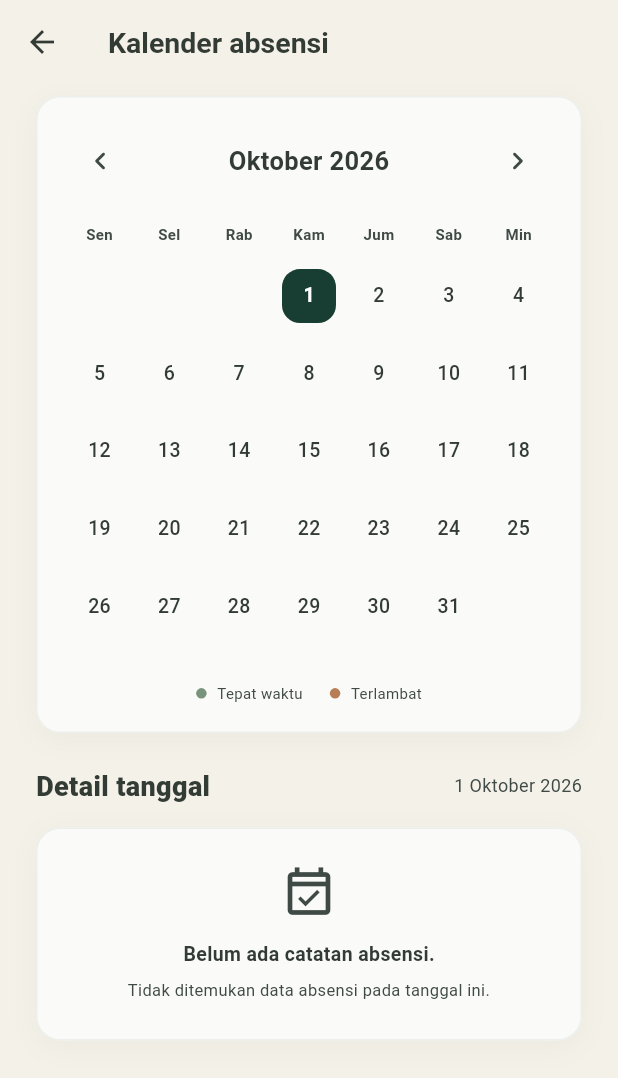
After one commit to fauza-alifa/hadeer-app, a Flutter app: the CalendarPage screen opened directly, after a tap on the "chevron left" icon, on a phone screen of 412 x 824 dp. The commit adds this screen. Shown: the top 1078 px of the screen. Run offline on Flutter 3.47's test engine with Material 3 defaults, Android fonts, the phone set to English and light mode, and no system bars; our stand-ins replace camera, cloud_firestore, firebase_auth, firebase_core, flutter_riverpod, shared_preferences; accounts and stored records are empty.

Commit message:
add calendar feature

```diff
--- a/lib/features/attendance/data/attendance_repository.dart
+++ b/lib/features/attendance/data/attendance_repository.dart
@@ -6,25 +6,56 @@ import '../domain/attendance.dart';
 
 abstract class AttendanceRepository {
   Stream<List<Attendance>> watch();
+
+  Stream<List<Attendance>> watchByMonth(DateTime month);
+
   Future<void> submit(Uint8List photo);
+
   Future<Uint8List> photo(String id);
 }
 
 class FirestoreAttendanceRepository implements AttendanceRepository {
   FirestoreAttendanceRepository(this.db, this.uid);
+
   final FirebaseFirestore db;
   final String uid;
+
   CollectionReference<Map<String, dynamic>> get records =>
       db.collection('students').doc(uid).collection('attendance');
+
   @override
   Stream<List<Attendance>> watch() => records
-      .orderBy("createdAt", descending: true)
+      .orderBy('createdAt', descending: true)
       .limit(60)
       .snapshots()
       .map((snapshot) => snapshot.docs.map(Attendance.fromDoc).toList());
 
   @override
-  // to make the size of photo the same so it can be convert into code byte
+  Stream<List<Attendance>> watchByMonth(DateTime month) {
+    final startOfMonth = DateTime.utc(
+      month.year,
+      month.month,
+      1,
+    ).subtract(const Duration(hours: 7));
+
+    final startOfNextMonth = DateTime.utc(
+      month.year,
+      month.month + 1,
+      1,
+    ).subtract(const Duration(hours: 7));
+
+    return records
+        .where(
+          'createdAt',
+          isGreaterThanOrEqualTo: Timestamp.fromDate(startOfMonth),
+        )
+        .where('createdAt', isLessThan: Timestamp.fromDate(startOfNextMonth))
+        .orderBy('createdAt', descending: true)
+        .snapshots()
+        .map((snapshot) => snapshot.docs.map(Attendance.fromDoc).toList());
+  }
+
+  @override
   Future<void> submit(Uint8List photo) async {
     if (photo.isEmpty || photo.length > 102400) {
       throw StateError(
@@ -32,10 +63,11 @@ class FirestoreAttendanceRepository implements AttendanceRepository {
       );
     }
 
-    // Rules that existed in firestore map will forced some report based on calendar jakarta will limit one request in a day
     final batch = db.batch();
     final record = records.doc();
+
     batch.set(record, {'createdAt': FieldValue.serverTimestamp()});
+
     batch.set(record.collection('evidence').doc('photo'), {
       'bytes': Blob(photo),
     });
@@ -45,16 +77,19 @@ class FirestoreAttendanceRepository implements AttendanceRepository {
         .doc(uid)
         .collection('guards')
         .doc('daily');
+
     batch.set(guard, {
       'lastAt': FieldValue.serverTimestamp(),
       'recordId': record.id,
     });
+
     await batch.commit();
   }
 
   @override
   Future<Uint8List> photo(String id) async {
     final doc = await records.doc(id).collection('evidence').doc('photo').get();
+
     return (doc.data()!['bytes'] as Blob).bytes;
   }
 }
--- /dev/null
+++ b/lib/features/attendance/presentation/calendar_page.dart
@@ -0,0 +1,481 @@
+import 'package:flutter/material.dart';
+import 'package:flutter_riverpod/flutter_riverpod.dart';
+import 'package:intl/intl.dart';
+
+import '../../../core/surface_card.dart';
+import '../domain/attendance.dart';
+import '../domain/attendance_policy.dart';
+import 'providers.dart';
+import 'widgets/history_tile.dart';
+
+class CalendarPage extends ConsumerStatefulWidget {
+  const CalendarPage({super.key});
+
+  @override
+  ConsumerState<CalendarPage> createState() => _CalendarPageState();
+}
+
+class _CalendarPageState extends ConsumerState<CalendarPage> {
+  late DateTime selectedMonth;
+  late DateTime selectedDate;
+
+  @override
+  void initState() {
+    super.initState();
+
+    final today = AttendancePolicy.wib(DateTime.now());
+
+    selectedMonth = DateTime(today.year, today.month);
+    selectedDate = DateTime(today.year, today.month, today.day);
+  }
+
+  String get monthKey => AttendanceCalendarUtils.monthKey(selectedMonth);
+
+  void _changeMonth(int offset) {
+    final newMonth = DateTime(selectedMonth.year, selectedMonth.month + offset);
+
+    final today = AttendancePolicy.wib(DateTime.now());
+    final currentMonth = DateTime(today.year, today.month);
+
+    // Tidak mengizinkan navigasi ke bulan yang akan datang.
+    if (newMonth.isAfter(currentMonth)) return;
+
+    setState(() {
+      selectedMonth = newMonth;
+      selectedDate = DateTime(newMonth.year, newMonth.month, 1);
+    });
+  }
+
+  void _selectDate(DateTime date) {
+    setState(() {
+      selectedDate = date;
+    });
+  }
+
+  @override
+  Widget build(BuildContext context) {
+    final scheme = Theme.of(context).colorScheme;
+    final dark = Theme.of(context).brightness == Brightness.dark;
+
+    final attendanceAsync = ref.watch(monthlyAttendanceProvider(monthKey));
+
+    final today = AttendancePolicy.wib(DateTime.now());
+
+    final forest = dark ? const Color(0xFFA8C5A9) : const Color(0xFF183D32);
+
+    final onTimeColor = const Color(0xFF78947B);
+    final lateColor = const Color(0xFFB77D55);
+
+    return Scaffold(
+      backgroundColor: Theme.of(context).scaffoldBackgroundColor,
+      appBar: AppBar(
+        backgroundColor: Theme.of(context).scaffoldBackgroundColor,
+        surfaceTintColor: Colors.transparent,
+        elevation: 0,
+        title: const Text(
+          'Kalender absensi',
+          style: TextStyle(fontSize: 19, fontWeight: FontWeight.w700),
+        ),
+      ),
+      body: ListView(
+        padding: const EdgeInsets.fromLTRB(24, 8, 24, 28),
+        children: [
+          // Month navigation
+          SurfaceCard(
+            padding: 18,
+            child: Column(
+              children: [
+                Row(
+                  children: [
+                    IconButton(
+                      onPressed: () => _changeMonth(-1),
+                      tooltip: 'Bulan sebelumnya',
+                      icon: const Icon(Icons.chevron_left_rounded),
+                    ),
+
+                    Expanded(
+                      child: Center(
+                        child: Text(
+                          DateFormat('MMMM yyyy', 'id').format(selectedMonth),
+                          style: TextStyle(
+                            fontSize: 17,
+                            fontWeight: FontWeight.w700,
+                            color: scheme.onSurface,
+                          ),
+                        ),
+                      ),
+                    ),
+
+                    IconButton(
+                      onPressed:
+                          DateTime(
+                            selectedMonth.year,
+                            selectedMonth.month + 1,
+                          ).isAfter(DateTime(today.year, today.month))
+                          ? null
+                          : () => _changeMonth(1),
+                      tooltip: 'Bulan berikutnya',
+                      icon: const Icon(Icons.chevron_right_rounded),
+                    ),
+                  ],
+                ),
+
+                const SizedBox(height: 18),
+
+                // Weekday labels
+                const Row(
+                  children: [
+                    _WeekdayLabel('Sen'),
+                    _WeekdayLabel('Sel'),
+                    _WeekdayLabel('Rab'),
+                    _WeekdayLabel('Kam'),
+                    _WeekdayLabel('Jum'),
+                    _WeekdayLabel('Sab'),
+                    _WeekdayLabel('Min'),
+                  ],
+                ),
+
+                const SizedBox(height: 12),
+
+                // Calendar grid
+                attendanceAsync.when(
+                  data: (records) {
+                    return _buildCalendar(
+                      records: records,
+                      today: today,
+                      forest: forest,
+                      onTimeColor: onTimeColor,
+                      lateColor: lateColor,
+                    );
+                  },
+                  loading: () => const SizedBox(
+                    height: 220,
+                    child: Center(child: CircularProgressIndicator()),
+                  ),
+                  error: (_, _) => SizedBox(
+                    height: 220,
+                    child: Center(
+                      child: Column(
+                        mainAxisAlignment: MainAxisAlignment.center,
+                        children: [
+                          Icon(
+                            Icons.cloud_off_outlined,
+                            size: 30,
+                            color: scheme.onSurfaceVariant,
+                          ),
+                          const SizedBox(height: 10),
+                          const Text('Gagal memuat kalender.'),
+                          TextButton(
+                            onPressed: () {
+                              ref.invalidate(
+                                monthlyAttendanceProvider(monthKey),
+                              );
+                            },
+                            child: const Text('Coba lagi'),
+                          ),
+                        ],
+                      ),
+                    ),
+                  ),
+                ),
+
+                const SizedBox(height: 20),
+
+                // Calendar legend
+                Wrap(
+                  alignment: WrapAlignment.center,
+                  spacing: 18,
+                  runSpacing: 10,
+                  children: [
+                    _LegendItem(color: onTimeColor, label: 'Tepat waktu'),
+                    _LegendItem(color: lateColor, label: 'Terlambat'),
+                  ],
+                ),
+              ],
+            ),
+          ),
+
+          const SizedBox(height: 22),
+
+          // Selected date details
+          Row(
+            children: [
+              Expanded(
+                child: Text(
+                  'Detail tanggal',
+                  style: TextStyle(
+                    fontSize: 18,
+                    fontWeight: FontWeight.w800,
+                    color: scheme.onSurface,
+                  ),
+                ),
+              ),
+              Text(
+                DateFormat('d MMMM yyyy', 'id').format(selectedDate),
+                style: TextStyle(fontSize: 12, color: scheme.onSurfaceVariant),
+              ),
+            ],
+          ),
+
+          const SizedBox(height: 14),
+
+          attendanceAsync.when(
+            data: (records) {
+              final selectedRecords = AttendanceCalendarUtils.recordsForDate(
+                records,
+                selectedDate,
+              );
+
+              if (selectedRecords.isEmpty) {
+                return SurfaceCard(
+                  padding: 24,
+                  child: Column(
+                    children: [
+                      Icon(
+                        Icons.event_available_outlined,
+                        size: 38,
+                        color: scheme.onSurfaceVariant,
+                      ),
+                      const SizedBox(height: 12),
+                      Text(
+                        'Belum ada catatan absensi.',
+                        style: TextStyle(
+                          fontSize: 13,
+                          fontWeight: FontWeight.w600,
+                          color: scheme.onSurface,
+                        ),
+                      ),
+                      const SizedBox(height: 5),
+                      Text(
+                        'Tidak ditemukan data absensi pada tanggal ini.',
+                        textAlign: TextAlign.center,
+                        style: TextStyle(
+                          fontSize: 11,
+                          color: scheme.onSurfaceVariant,
+                        ),
+                      ),
+                    ],
+                  ),
+                );
+              }
+
+              return Column(
+                children: selectedRecords
+                    .map((record) => HistoryTile(record: record))
+                    .toList(),
+              );
+            },
+            loading: () => const Center(
+              child: Padding(
+                padding: EdgeInsets.all(24),
+                child: CircularProgressIndicator(),
+              ),
+            ),
+            error: (_, _) => const SizedBox.shrink(),
+          ),
+        ],
+      ),
+    );
+  }
+
+  Widget _buildCalendar({
+    required List<Attendance> records,
+    required DateTime today,
+    required Color forest,
+    required Color onTimeColor,
+    required Color lateColor,
+  }) {
+    final daysInMonth = DateTime(
+      selectedMonth.year,
+      selectedMonth.month + 1,
+      0,
+    ).day;
+
+    final firstDayOffset = AttendanceCalendarUtils.mondayFirstOffset(
+      selectedMonth,
+    );
+
+    final totalCells = firstDayOffset + daysInMonth;
+
+    return GridView.builder(
+      shrinkWrap: true,
+      physics: const NeverScrollableScrollPhysics(),
+      itemCount: totalCells,
+      gridDelegate: const SliverGridDelegateWithFixedCrossAxisCount(
+        crossAxisCount: 7,
+        childAspectRatio: 0.9,
+      ),
+      itemBuilder: (context, index) {
+        if (index < firstDayOffset) {
+          return const SizedBox.shrink();
+        }
+
+        final day = index - firstDayOffset + 1;
+
+        final date = DateTime(selectedMonth.year, selectedMonth.month, day);
+
+        final dayRecords = AttendanceCalendarUtils.recordsForDate(
+          records,
+          date,
+        );
+
+        final hasAttendance = dayRecords.isNotEmpty;
+
+        final record = hasAttendance ? dayRecords.first : null;
+
+        final isLate =
+            record?.createdAt != null &&
+            AttendancePolicy.status(record!.createdAt!) ==
+                AttendanceStatus.late;
+
+        final markerColor = !hasAttendance
+            ? Colors.transparent
+            : isLate
+            ? lateColor
+            : onTimeColor;
+
+        final isSelected =
+            selectedDate.year == date.year &&
+            selectedDate.month == date.month &&
+            selectedDate.day == date.day;
+
+        final isToday =
+            today.year == date.year &&
+            today.month == date.month &&
+            today.day == date.day;
+
+        return InkWell(
+          borderRadius: BorderRadius.circular(12),
+          onTap: () => _selectDate(date),
+          child: Column(
+            mainAxisAlignment: MainAxisAlignment.center,
+            children: [
+              AnimatedContainer(
+                duration: const Duration(milliseconds: 160),
+                width: 36,
+                height: 36,
+                decoration: BoxDecoration(
+                  color: isSelected ? forest : Colors.transparent,
+                  borderRadius: BorderRadius.circular(12),
+                  border: isToday && !isSelected
+                      ? Border.all(color: forest, width: 1.3)
+                      : null,
+                ),
+                alignment: Alignment.center,
+                child: Text(
+                  '$day',
+                  style: TextStyle(
+                    fontSize: 13,
+                    fontWeight: isSelected || isToday
+                        ? FontWeight.w700
+                        : FontWeight.w500,
+                    color: isSelected
+                        ? Colors.white
+                        : Theme.of(context).colorScheme.onSurface,
+                  ),
+                ),
+              ),
+
+              const SizedBox(height: 4),
+
+              // Attendance marker
+              Container(
+                width: 5,
+                height: 5,
+                decoration: BoxDecoration(
+                  color: markerColor,
+                  shape: BoxShape.circle,
+                ),
+              ),
+            ],
+          ),
+        );
+      },
+    );
+  }
+}
+
+class _WeekdayLabel extends StatelessWidget {
+  const _WeekdayLabel(this.label);
+
+  final String label;
+
+  @override
+  Widget build(BuildContext context) {
+    return Expanded(
+      child: Center(
+        child: Text(
+          label,
+          style: TextStyle(
+            fontSize: 10,
+            fontWeight: FontWeight.w600,
+            color: Theme.of(context).colorScheme.onSurfaceVariant,
+          ),
+        ),
+      ),
+    );
+  }
+}
+
+class _LegendItem extends StatelessWidget {
+  const _LegendItem({required this.color, required this.label});
+
+  final Color color;
+  final String label;
+
+  @override
+  Widget build(BuildContext context) {
+    return Row(
+      mainAxisSize: MainAxisSize.min,
+      children: [
+        Container(
+          width: 7,
+          height: 7,
+          decoration: BoxDecoration(color: color, shape: BoxShape.circle),
+        ),
+        const SizedBox(width: 7),
+        Text(
+          label,
+          style: TextStyle(
+            fontSize: 10,
+            color: Theme.of(context).colorScheme.onSurfaceVariant,
+          ),
+        ),
+      ],
+    );
+  }
+}
+
+abstract final class AttendanceCalendarUtils {
+  static String monthKey(DateTime month) {
+    final monthString = month.month.toString().padLeft(2, '0');
+    return '${month.year}-$monthString';
+  }
+
+  static int mondayFirstOffset(DateTime month) {
+    return DateTime(month.year, month.month, 1).weekday - 1;
+  }
+
+  static DateTime wibDate(DateTime instant) {
+    final wib = AttendancePolicy.wib(instant);
+
+    return DateTime(wib.year, wib.month, wib.day);
+  }
+
+  static List<Attendance> recordsForDate(
+    Iterable<Attendance> records,
+    DateTime date,
+  ) {
+    return records.where((record) {
+      final createdAt = record.createdAt;
+
+      if (createdAt == null) return false;
+
+      final attendanceDate = wibDate(createdAt);
+
+      return attendanceDate.year == date.year &&
+          attendanceDate.month == date.month &&
+          attendanceDate.day == date.day;
+    }).toList();
+  }
+}
--- a/lib/features/attendance/presentation/history_page.dart
+++ b/lib/features/attendance/presentation/history_page.dart
@@ -1,33 +1,66 @@
 import 'package:flutter/material.dart';
 import 'package:flutter_riverpod/flutter_riverpod.dart';
 
-import 'providers.dart';
 import '../../../core/enter_motion.dart';
 import '../../../core/theme_picker.dart';
+import 'calendar_page.dart';
+import 'providers.dart';
 import 'widgets/history_tile.dart';
 
 class HistoryPage extends ConsumerWidget {
   const HistoryPage({super.key});
+
+  void _openCalendar(BuildContext context) {
+    Navigator.of(context)
+        .push(MaterialPageRoute(builder: (_) => const CalendarPage()));
+  }
+
   @override
-  Widget build(BuildContext context, WidgetRef ref) => EnterMotion(
+  Widget build(BuildContext context, WidgetRef ref) {
+    return EnterMotion(
       child: ListView(
         padding: const EdgeInsets.all(24),
         children: [
           const SizedBox(height: 16),
-        const Row(
+
+          // Header
+          Row(
             children: [
-            Expanded(
+              const Expanded(
                 child: Text(
                   'Jejak hadir',
-                style: TextStyle(fontSize: 30, fontWeight: FontWeight.w800, letterSpacing: -1),
+                  style: TextStyle(
+                    fontSize: 30,
+                    fontWeight: FontWeight.w800,
+                    letterSpacing: -1,
                   ),
                 ),
-            ThemePicker(),
+              ),
+
+              // Calendar button
+              IconButton(
+                onPressed: () => _openCalendar(context),
+                tooltip: 'Lihat kalender absensi',
+                icon: const Icon(Icons.calendar_month_rounded),
+                iconSize: 24,
+              ),
+
+              const SizedBox(width: 4),
+
+              const ThemePicker(),
             ],
           ),
+
           const SizedBox(height: 10),
-        const Text('Foto, jam masuk, dan status absenmu.', style: TextStyle()),
+
+          const Text(
+            'Foto, jam masuk, dan status absenmu.',
+            style: TextStyle(),
+          ),
+
           const SizedBox(height: 28),
+
+          // Attendance history
           ...ref
               .watch(attendanceProvider)
               .when(
@@ -50,11 +83,19 @@ class HistoryPage extends ConsumerWidget {
                         ),
                       ]
                     : items.map((item) => HistoryTile(record: item)).toList(),
-              loading: () => [const Center(child: CircularProgressIndicator())],
+
+                loading: () => [
+                  const Center(child: CircularProgressIndicator()),
+                ],
+
                 error: (_, _) => [
                   TextButton(
-                  onPressed: () => ref.invalidate(attendanceProvider),
-                  child: const Text('Gagal memuat. Ketuk untuk mencoba lagi.'),
+                    onPressed: () {
+                      ref.invalidate(attendanceProvider);
+                    },
+                    child: const Text(
+                      'Gagal memuat. Ketuk untuk mencoba lagi.',
+                    ),
                   ),
                 ],
               ),
@@ -62,3 +103,4 @@ class HistoryPage extends ConsumerWidget {
       ),
     );
   }
+}
--- a/lib/features/attendance/presentation/providers.dart
+++ b/lib/features/attendance/presentation/providers.dart
@@ -10,14 +10,24 @@ import '../domain/attendance.dart';
 
 final repositoryProvider = Provider.autoDispose<AttendanceRepository>((ref) {
   ref.watch(sessionProvider);
+
   return FirestoreAttendanceRepository(
     FirebaseFirestore.instance,
     FirebaseAuth.instance.currentUser!.uid,
   );
 });
+
 final attendanceProvider = StreamProvider.autoDispose<List<Attendance>>(
   (ref) => ref.watch(repositoryProvider).watch(),
 );
+
+final monthlyAttendanceProvider = StreamProvider.autoDispose
+    .family<List<Attendance>, String>((ref, monthKey) {
+      final month = DateTime.parse('$monthKey-01');
+
+      return ref.watch(repositoryProvider).watchByMonth(month);
+    });
+
 final photoProvider = FutureProvider.autoDispose.family<Uint8List, String>(
   (ref, id) => ref.watch(repositoryProvider).photo(id),
 );
```
Lines whose indentation alone changed are shown as unchanged.
